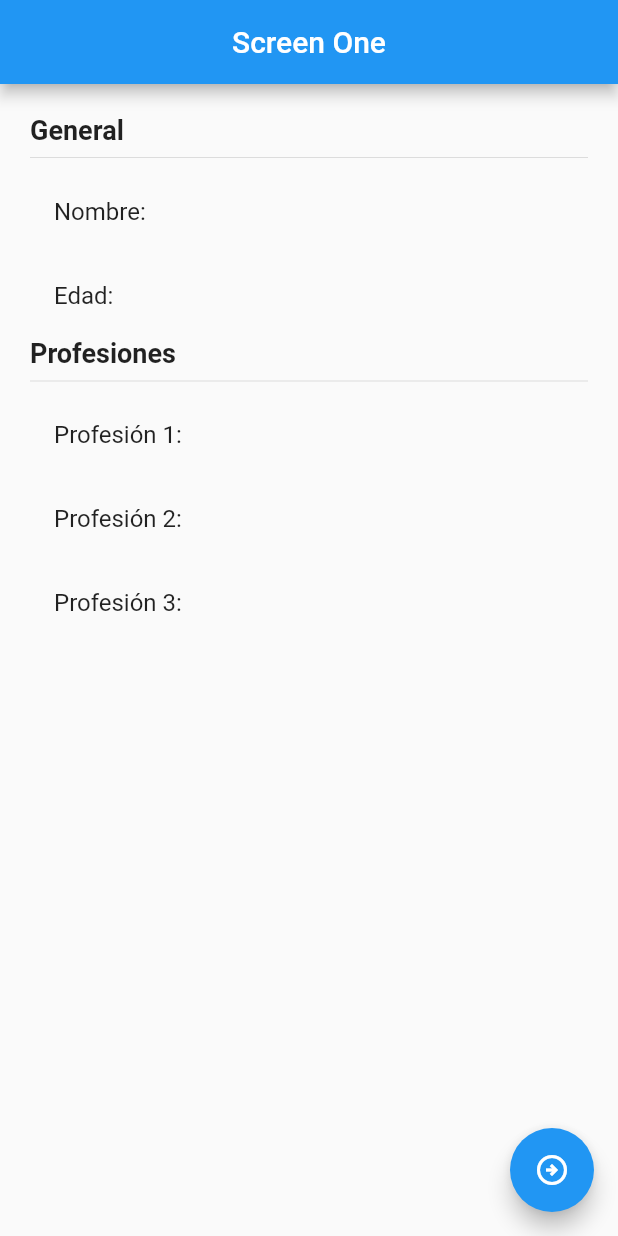
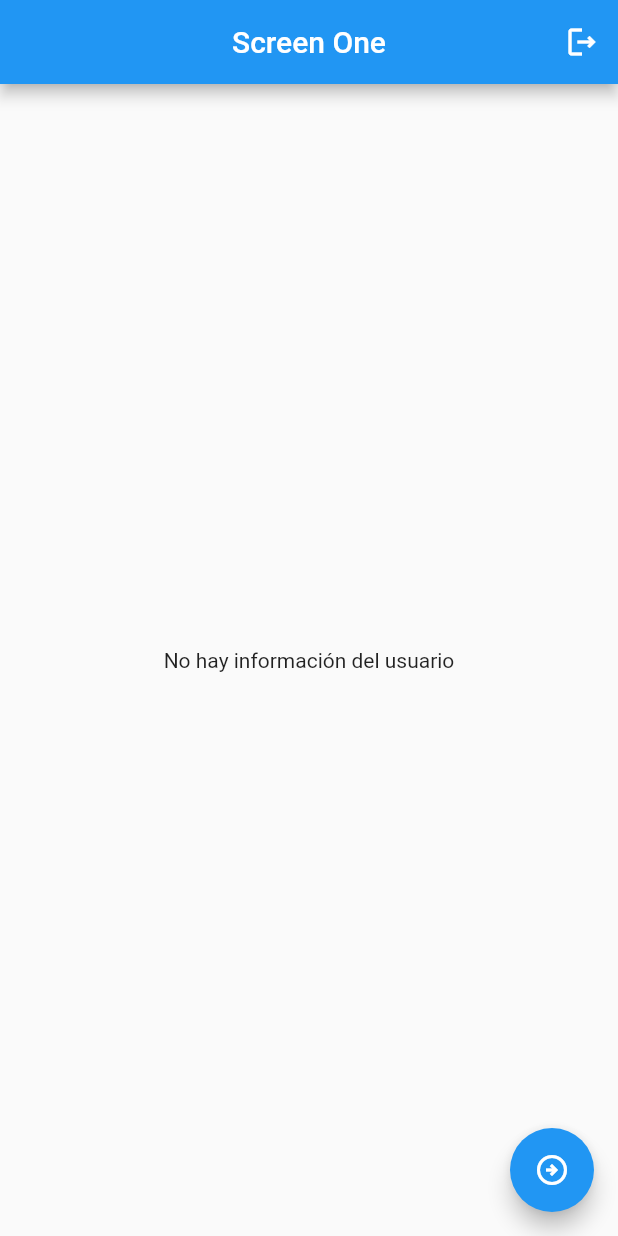
Before and after one commit to jcblastor/app_state, a Flutter app: the screen it shows after launch, on a phone screen of 412 x 824 dp. Run offline on Flutter 3.47's test engine with Material 2 defaults, Android fonts, the phone set to English and light mode, and no system bars; our stand-ins replace flutter_bloc.

```diff
--- /dev/null
+++ b/lib/block/user/user_state.dart
@@ -0,0 +1,15 @@
+part of 'user_cubit.dart';
+
+// @immutable
+abstract class UserState {}
+
+class InitUser extends UserState {
+  final existUser = false;
+}
+
+class ActiveUser extends UserState {
+  final existUser = true;
+  final User user;
+
+  ActiveUser(this.user);
+}
--- a/lib/main.dart
+++ b/lib/main.dart
@@ -1,4 +1,7 @@
 import 'package:flutter/material.dart';
+
+import 'package:flutter_bloc/flutter_bloc.dart';
+import 'package:state_app/block/user/user_cubit.dart';
 
 import 'package:state_app/screen/screen.dart';
 
@@ -9,7 +12,11 @@ class MyApp extends StatelessWidget {
 
   @override
   Widget build(BuildContext context) {
-    return MaterialApp(
+    return MultiBlocProvider(
+      providers: [
+        BlocProvider(create: (_) => UserCubit()),
+      ],
+      child: MaterialApp(
         title: 'Material App',
         debugShowCheckedModeBanner: false,
         initialRoute: 'screenOne',
@@ -17,6 +24,7 @@ class MyApp extends StatelessWidget {
           'screenOne': (_) => const PageOneScreen(),
           'screenTwo': (_) => const PageTwoScreen(),
         },
+      ),
     );
   }
 }
--- a/lib/models/user.dart
+++ b/lib/models/user.dart
@@ -1,7 +1,19 @@
 class User {
-  String name;
-  int age;
-  List<String> professions;
+  final String name;
+  final int age;
+  final List<String>? professions;
 
-  User(this.name, this.age, this.professions);
+  User({
+    required this.name,
+    required this.age,
+    this.professions,
+  });
+
+  User copyWith({String? name, int? age, List<String>? professions}) {
+    return User(
+      name: name ?? this.name,
+      age: age ?? this.age,
+      professions: professions ?? this.professions,
+    );
+  }
 }
--- a/lib/screen/page_one_screen.dart
+++ b/lib/screen/page_one_screen.dart
@@ -1,4 +1,8 @@
 import 'package:flutter/material.dart';
+import 'package:flutter_bloc/flutter_bloc.dart';
+
+import 'package:state_app/block/user/user_cubit.dart';
+import 'package:state_app/models/user.dart';
 
 class PageOneScreen extends StatelessWidget {
   const PageOneScreen({Key? key}) : super(key: key);
@@ -9,8 +13,16 @@ class PageOneScreen extends StatelessWidget {
       appBar: AppBar(
         centerTitle: true,
         title: const Text('Screen One'),
+        actions: [
+          IconButton(
+            icon: const Icon(Icons.logout_outlined),
+            onPressed: () {
+              context.read<UserCubit>().logout();
+            },
+          )
+        ],
       ),
-      body: _InfoUser(),
+      body: const BodyScaffold(),
       floatingActionButton: FloatingActionButton(
         child: const Icon(Icons.arrow_circle_right_outlined),
         onPressed: () => Navigator.pushNamed(context, 'screenTwo'),
@@ -19,7 +31,40 @@ class PageOneScreen extends StatelessWidget {
   }
 }
 
+class BodyScaffold extends StatelessWidget {
+  const BodyScaffold({
+    Key? key,
+  }) : super(key: key);
+
+  @override
+  Widget build(BuildContext context) {
+    return BlocBuilder<UserCubit, UserState>(builder: (_, state) {
+      switch (state.runtimeType) {
+        case InitUser:
+          return const Center(child: Text('No hay información del usuario'));
+
+        case ActiveUser:
+          return _InfoUser((state as ActiveUser).user);
+
+        default:
+          return const Center(child: Text('No hay usuario y no hay estado'));
+      }
+      /*if (state is InitUser) {
+        return const Center(child: Text('No hay información del usuario'));
+      } else if (state is ActiveUser) {
+        return _InfoUser(state.user);
+      } else {
+        return const Center(child: Text('No hay usuario y no hay estado'));
+      }
+      */
+    });
+  }
+}
+
 class _InfoUser extends StatelessWidget {
+  final User user;
+
+  const _InfoUser(this.user);
   @override
   Widget build(BuildContext context) {
     return Container(
@@ -28,22 +73,20 @@ class _InfoUser extends StatelessWidget {
       padding: const EdgeInsets.all(20),
       child: Column(
         crossAxisAlignment: CrossAxisAlignment.start,
-        children: const [
-          Text(
+        children: [
+          const Text(
             'General',
             style: TextStyle(fontSize: 18, fontWeight: FontWeight.bold),
           ),
-          Divider(),
-          ListTile(title: Text('Nombre: ')),
-          ListTile(title: Text('Edad: ')),
-          Text(
+          const Divider(),
+          ListTile(title: Text('Nombre: ${user.name}')),
+          ListTile(title: Text('Edad: ${user.age}')),
+          const Text(
             'Profesiones',
             style: TextStyle(fontSize: 18, fontWeight: FontWeight.bold),
           ),
-          Divider(),
-          ListTile(title: Text('Profesión 1: ')),
-          ListTile(title: Text('Profesión 2: ')),
-          ListTile(title: Text('Profesión 3: ')),
+          const Divider(),
+          ...user.professions!.map((prof) => ListTile(title: Text(prof)))
         ],
       ),
     );
--- a/pubspec.yaml
+++ b/pubspec.yaml
@@ -34,6 +34,8 @@ dependencies:
   # The following adds the Cupertino Icons font to your application.
   # Use with the CupertinoIcons class for iOS style icons.
   cupertino_icons: ^1.0.2
+  flutter_bloc: ^8.1.1
+
 
 dev_dependencies:
   flutter_test:
```
Also changed, not shown: lib/block/user/user_cubit.dart (added, +36 -0 lines), lib/screen/page_two_screen.dart (+24 -4 lines), pubspec.lock. Lines whose indentation alone changed are shown as unchanged.
